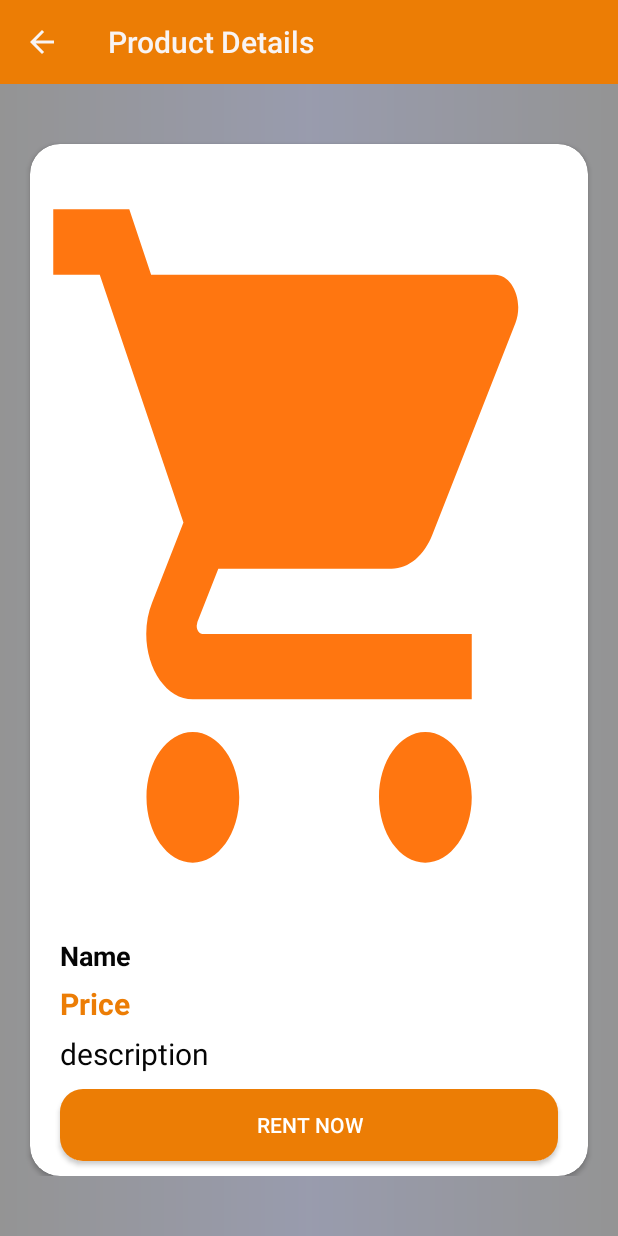
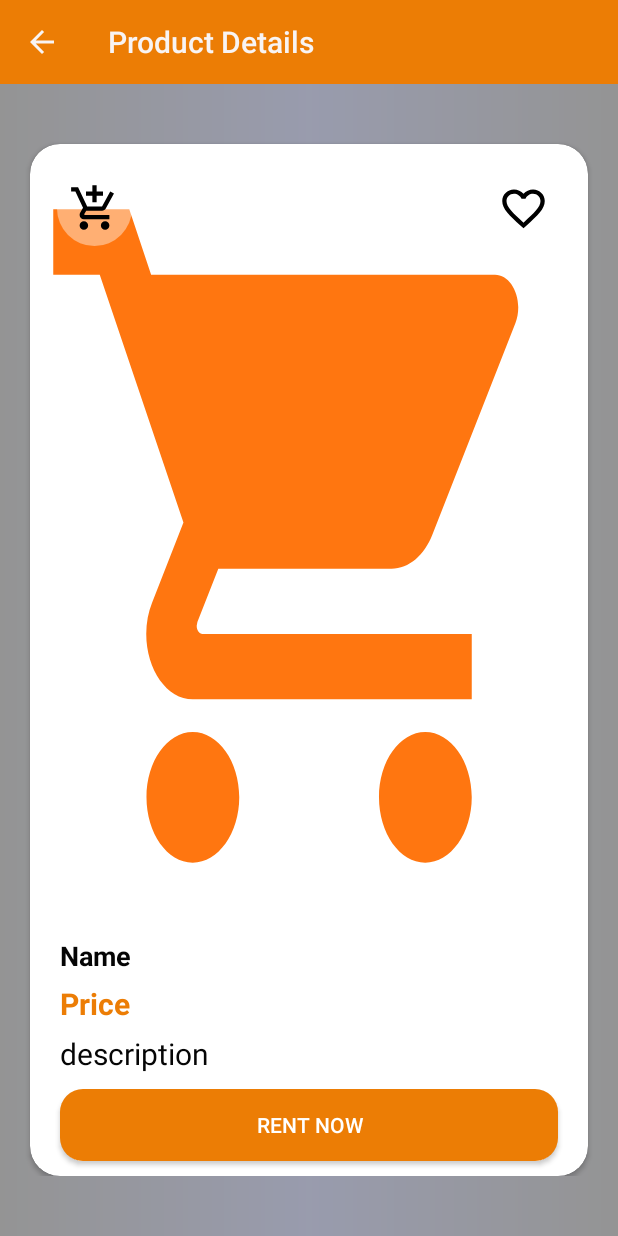
Before and after one commit to ochom/sweet.delicacies, an Android app: the ProductDetail screen opened directly, with no data from a screen before it, on a phone screen of 412 x 824 dp. Run offline under Robolectric (Android 15) with nearby library versions, the phone set to English and light mode, and no system bars; our stand-ins replace Firebase (no records; nobody signed in at launch, a user with empty details on screens opened directly), Picasso.

Commit message:
Adding products to cart

```diff
--- a/app/src/main/res/layout/activity_product_detail.xml
+++ b/app/src/main/res/layout/activity_product_detail.xml
@@ -22,6 +22,7 @@
         android:layout_gravity="bottom"
         app:layout_constraintTop_toTopOf="parent"
         tools:layout_editor_absoluteX="20dp">
+
 
         <LinearLayout
             android:layout_width="match_parent"
@@ -79,6 +80,38 @@
                 android:text="Rent now"
                 android:textColor="@android:color/white" />
         </LinearLayout>
+        <RelativeLayout
+            android:layout_width="match_parent"
+            android:layout_height="wrap_content"
+            android:padding="10dp">
+            <ImageButton
+                android:id="@+id/imv_favorite_btn"
+                android:layout_alignParentRight="true"
+                android:tag="1"
+                android:onClick="addFavorite"
+                android:layout_width="50dp"
+                android:layout_height="50dp"
+                android:scaleType="fitXY"
+                android:src="@drawable/ic_favorite_border_black_24dp"
+                android:background="@drawable/cart_fav_bg"
+                android:padding="8dp"
+                android:layout_margin="8dp"
+                />
+
+            <ImageButton
+                android:id="@+id/imv_cart_btn"
+                android:layout_alignParentLeft="true"
+                android:tag="1"
+                android:onClick="addCart"
+                android:layout_width="50dp"
+                android:layout_height="50dp"
+                android:scaleType="fitXY"
+                android:src="@drawable/ic_add_shopping_cart_black_24dp"
+                android:background="@drawable/cart_fav_bg"
+                android:padding="8dp"
+                android:layout_margin="8dp"
+                />
+        </RelativeLayout>
 
     </androidx.cardview.widget.CardView>
 
```
Also changed, not shown: app/src/main/java/com/lysofts/gordion/ProductDetail.java (+39 -4 lines), app/src/main/java/com/lysofts/gordion/session/Cart.java (+7 -4 lines), app/src/main/java/com/lysofts/gordion/session/Favorites.java (+7 -4 lines).
